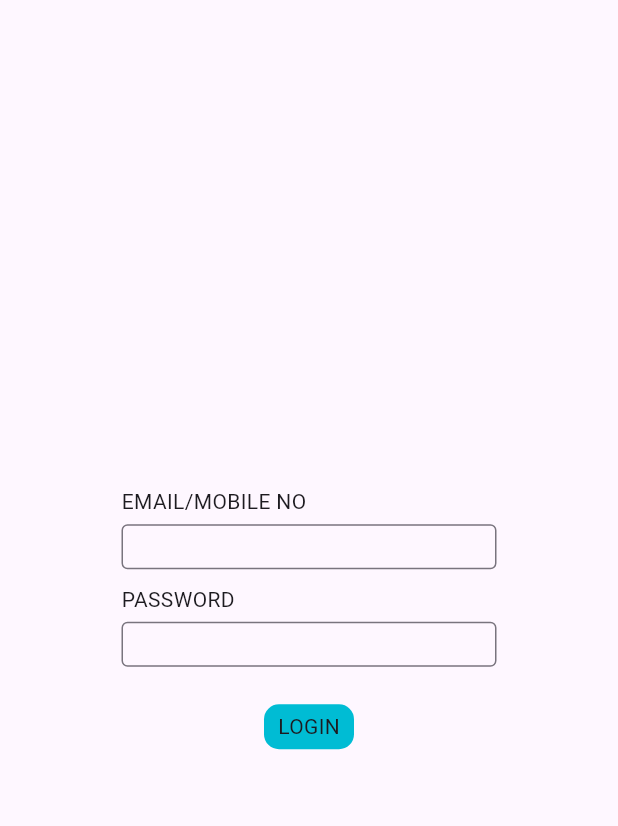
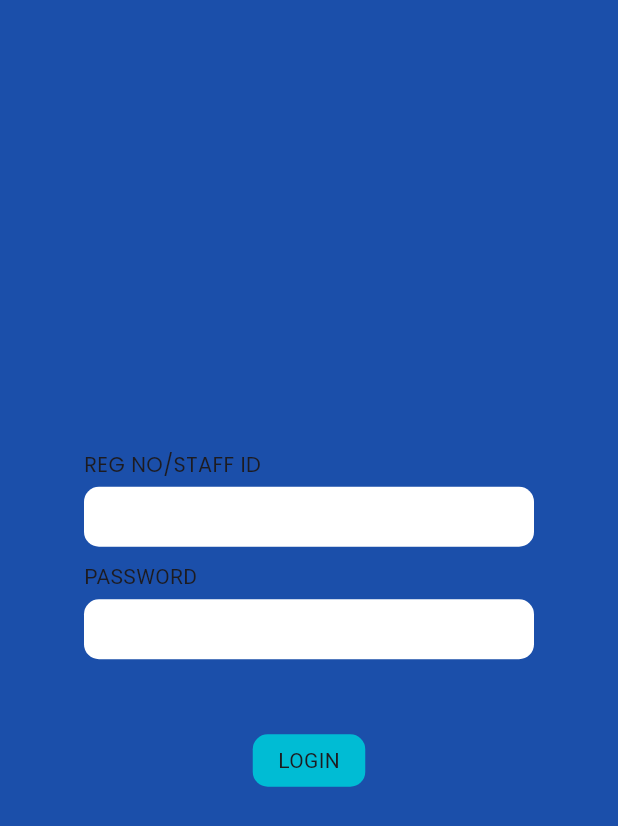
Before and after one commit to SaiSandeep571/E-LIBRARY, a Flutter app: the screen it shows after launch, on a phone screen of 412 x 824 dp. Shown: the top 826 px of the screen. Run offline on Flutter 3.47's test engine with Material 3 defaults, Android fonts, the phone set to English and light mode, and no system bars; our stand-ins replace google_fonts.

Commit message:
first commit

```diff
--- a/lib/login.dart
+++ b/lib/login.dart
@@ -1,5 +1,7 @@
 import 'package:e_library/Screens/home.dart';
 import 'package:flutter/material.dart';
+import 'package:google_fonts/google_fonts.dart';
+
 
 class Loginscreen
  extends StatelessWidget {
@@ -9,6 +11,7 @@ class Loginscreen
   @override
   Widget build(BuildContext context) {
     return Scaffold(
+      backgroundColor: Color.fromARGB(255, 27, 79, 170),
       body: Center(
         child: Column(
                   mainAxisAlignment: MainAxisAlignment.center,
@@ -16,17 +19,24 @@ class Loginscreen
             Column(
               crossAxisAlignment: CrossAxisAlignment.start,
               children: [
-                Text('EMAIL/MOBILE NO'),
+                Text('REG NO/STAFF ID',
+                    style: GoogleFonts.poppins(),),
 
                 SizedBox(height: 5,),
 
 
-                SizedBox(
-                  height: 30,
-                  width: 250,
+                Container(
+                  padding: EdgeInsets.all(5),
+                  height: 40,
+                  width: 300,
+                  decoration: BoxDecoration(
+                   color: Colors.white,
+                    borderRadius: BorderRadius.circular(10)
+                  ),
                   child: TextFormField(
                     decoration: InputDecoration(
-                      border: OutlineInputBorder()
+                      border: InputBorder.none
+
                     ),
                   ),
                 ),
@@ -39,12 +49,17 @@ class Loginscreen
                 SizedBox(height: 5,),
 
 
-                SizedBox(
-                  height: 30,
-                  width: 250,
+                Container(
+                  padding: EdgeInsets.all(5),
+                  height: 40,
+                  width: 300,
+                  decoration: BoxDecoration(
+                    color: Colors.white,
+                    borderRadius: BorderRadius.circular(10)
+                  ),
                   child: TextFormField(
                     decoration: InputDecoration(
-                      border: OutlineInputBorder()
+                      border: InputBorder.none
                     ),
                   ),
                 ),
@@ -52,7 +67,7 @@ class Loginscreen
             ),
 
 
-            SizedBox(height: 25,),
+            SizedBox(height: 50),
 
 
             InkWell(
@@ -61,8 +76,8 @@ class Loginscreen
               },
               child:Container(
               alignment: Alignment.center,
-              height: 30,
-              width: 60,
+              height: 35,
+              width: 75,
               decoration: BoxDecoration(
                 borderRadius: BorderRadius.circular(10),
                 color: Colors.cyan
--- a/pubspec.yaml
+++ b/pubspec.yaml
@@ -9,6 +9,7 @@ environment:
 dependencies:
   flutter:
     sdk: flutter
+  google_fonts: ^6.2.1
 
 dev_dependencies:
   flutter_test:
```
Also changed, not shown: pubspec.lock, 1 other file.
